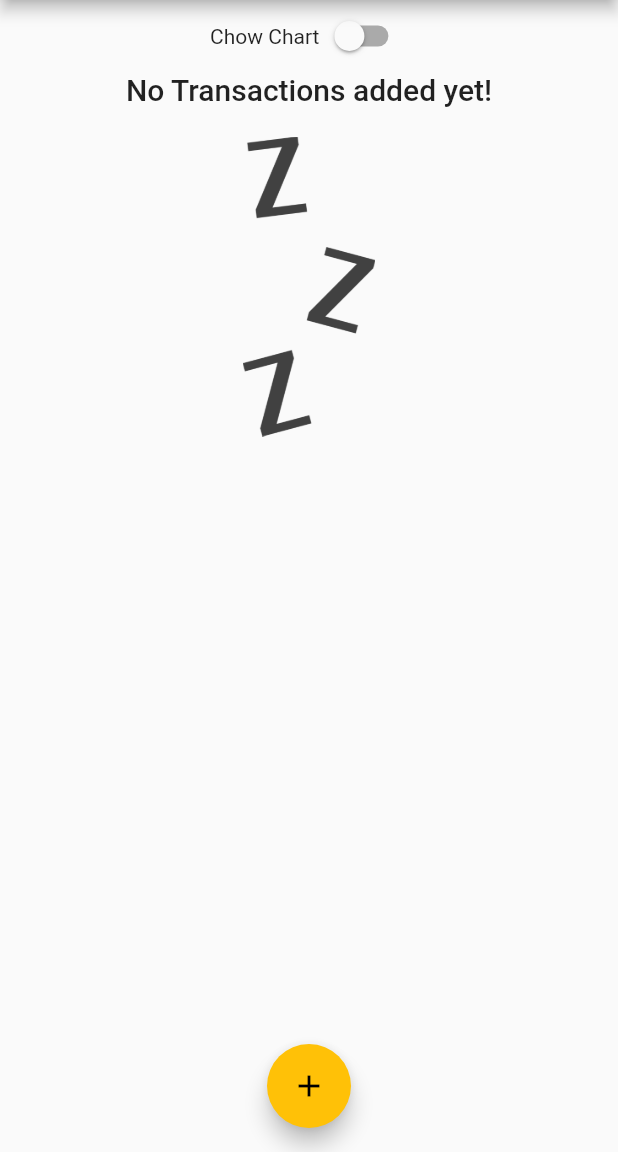
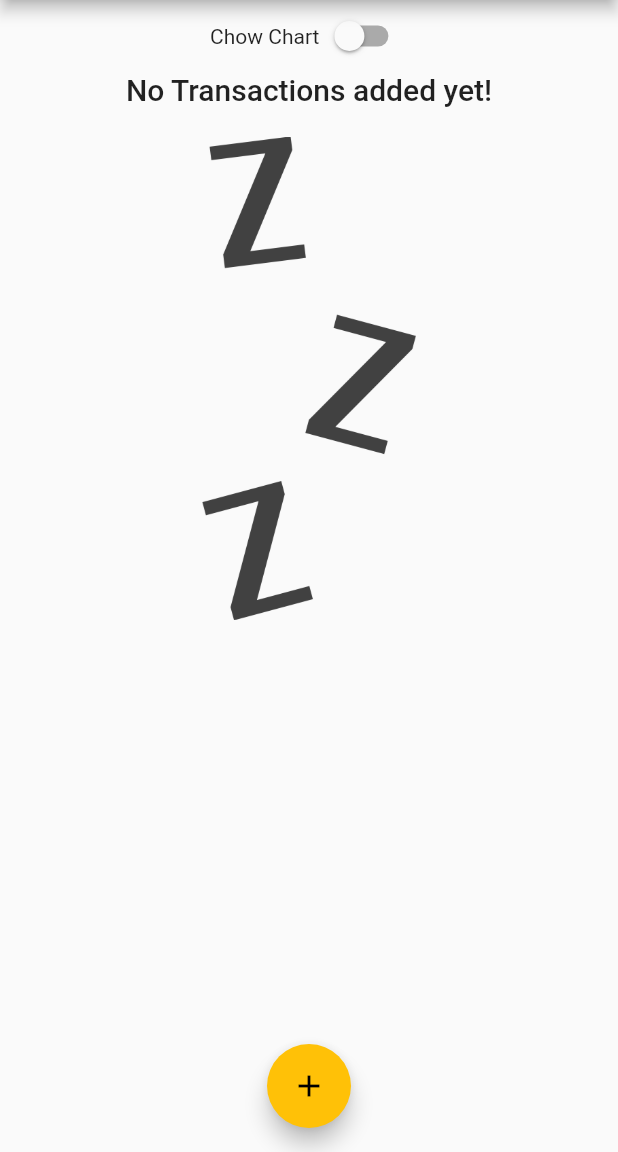
Before and after one commit to fullpagedeveloper/Combinig_Widgets-, a Flutter app: the screen it shows after launch, on a phone screen of 412 x 824 dp, the part 84-1236 px from its top. Run offline on Flutter 3.47's test engine with Material 2 defaults, Android fonts, the phone set to English and light mode, and no system bars.

Commit message:
Finishing Lanscape Mode memperbaiki Lanscappe dengan  LayoutBuilder

```diff
--- a/lib/widgets/transaction_list.dart
+++ b/lib/widgets/transaction_list.dart
@@ -59,7 +59,9 @@ class TransactionList extends StatelessWidget {
   @override
   Widget build(BuildContext context) {
     return transaction.isEmpty
-        ? Column(
+        ? LayoutBuilder(
+            builder: (txt, constrain) {
+              return Column(
                 children: [
                   Text(
                     "No Transactions added yet!",
@@ -69,13 +71,15 @@ class TransactionList extends StatelessWidget {
                     height: 20,
                   ),
                   Container(
-                height: 200,
+                    height: constrain.maxHeight * 0.6,
                     child: Image.asset(
                       'assets/images/waiting.png',
                       fit: BoxFit.cover,
                     ),
                   ),
                 ],
+              );
+            },
           )
         : ListView.builder(
             itemBuilder: (ctx, index) {
@@ -137,8 +141,8 @@ class TransactionList extends StatelessWidget {
                     transaction[index].title,
                     style: Theme.of(context).textTheme.title,
                   ),
-                  subtitle: Text(
-                      DateFormat.yMMMEd().format(transaction[index].date)),
+                  subtitle:
+                      Text(DateFormat.yMMMEd().format(transaction[index].date)),
                   trailing: IconButton(
                     icon: Icon(Icons.delete),
                     color: Theme.of(context).errorColor,
```
Lines whose indentation alone changed are shown as unchanged.
